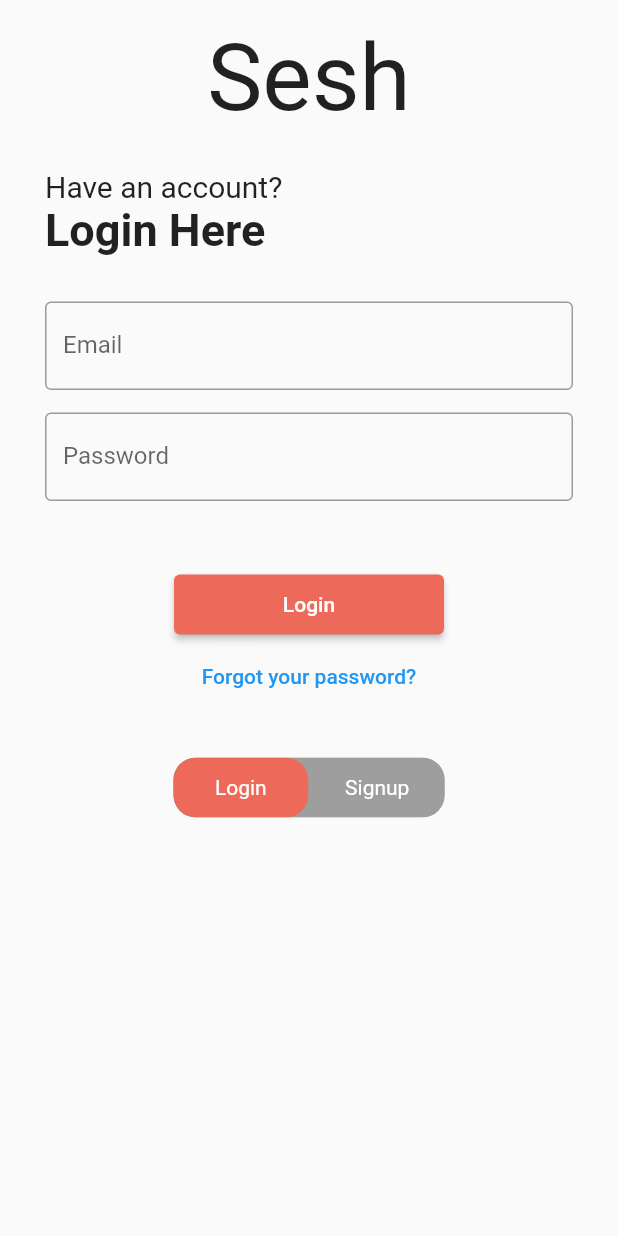
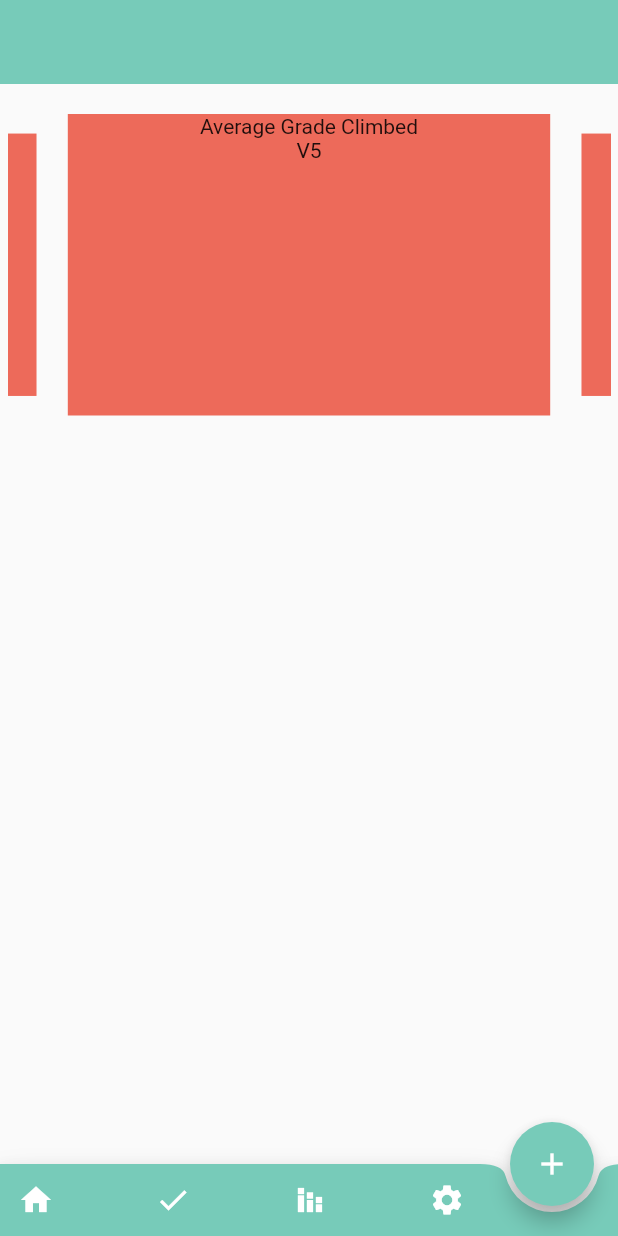
Before and after one commit to fwhite95/Sesh, a Flutter app: the screen it shows after launch, on a phone screen of 412 x 824 dp. Run offline on Flutter 3.47's test engine with Material 2 defaults, Android fonts, the light colour scheme and no system bars; drawn by our look-alikes of carousel_slider, toggle_switch; our stand-ins replace bloc, cloud_firestore, equatable, firebase_core, flutter_bloc; accounts and stored records are empty.

Commit message:
added nav bar and stat_carousel

```diff
--- a/lib/src/app.dart
+++ b/lib/src/app.dart
@@ -2,6 +2,8 @@ import 'package:climbing_sessions/src/screens/authentication/auth_screen.dart';
 import 'package:climbing_sessions/src/screens/splash_screen.dart';
 import 'package:flutter/material.dart';
 import 'package:flutter_bloc/flutter_bloc.dart';
+
+import 'screens/home/home_screen.dart';
 
 class MyApp extends StatelessWidget {
   const MyApp({
@@ -40,6 +42,6 @@ class BlocNavigate extends StatelessWidget {
 
   @override
   Widget build(BuildContext context) {
-    return AuthScreen();
+    return HomeScreen();
   }
 }
--- a/lib/src/screens/home/home_screen.dart
+++ b/lib/src/screens/home/home_screen.dart
@@ -0,0 +1,37 @@
+import 'package:carousel_slider/carousel_slider.dart';
+import 'package:climbing_sessions/src/util/colors.dart';
+import 'package:climbing_sessions/src/widgets/sesh_bottom_nav_bar.dart';
+import 'package:climbing_sessions/src/widgets/stat_carousel.dart';
+import 'package:flutter/material.dart';
+
+class HomeScreen extends StatefulWidget {
+  const HomeScreen({Key? key}) : super(key: key);
+
+  @override
+  State<HomeScreen> createState() => _HomeScreenState();
+}
+
+class _HomeScreenState extends State<HomeScreen> {
+  @override
+  Widget build(BuildContext context) {
+    return Scaffold(
+      appBar: AppBar(
+        elevation: 0,
+        backgroundColor: AppColors.green,
+      ),
+      floatingActionButton: FloatingActionButton(
+        onPressed: () {},
+        child: Icon(Icons.add),
+        backgroundColor: AppColors.green,
+      ),
+      floatingActionButtonLocation: FloatingActionButtonLocation.endDocked,
+      bottomNavigationBar: SeshBottomNavBar(),
+      body: Container(
+        padding: EdgeInsets.all(5),
+        child: Column(children: [
+          StatCarousel(),
+        ]),
+      ),
+    );
+  }
+}
--- /dev/null
+++ b/lib/src/widgets/sesh_bottom_nav_bar.dart
@@ -0,0 +1,51 @@
+import 'package:climbing_sessions/src/util/colors.dart';
+import 'package:flutter/material.dart';
+
+class SeshBottomNavBar extends StatelessWidget {
+  const SeshBottomNavBar({Key? key}) : super(key: key);
+
+  @override
+  Widget build(BuildContext context) {
+    return BottomAppBar(
+      color: AppColors.green,
+      shape: CircularNotchedRectangle(),
+      child: Row(
+        mainAxisSize: MainAxisSize.max,
+        mainAxisAlignment: MainAxisAlignment.spaceBetween,
+        children: [
+          IconButton(
+            icon: Icon(
+              Icons.home,
+              color: Colors.white,
+            ),
+            onPressed: () {},
+          ),
+          IconButton(
+            icon: Icon(
+              Icons.check,
+              color: Colors.white,
+            ),
+            onPressed: () {},
+          ),
+          IconButton(
+            icon: Icon(
+              Icons.stacked_bar_chart,
+              color: Colors.white,
+            ),
+            onPressed: () {},
+          ),
+          Padding(
+            padding: EdgeInsets.only(right: 90),
+            child: IconButton(
+              icon: Icon(
+                Icons.settings,
+                color: Colors.white,
+              ),
+              onPressed: () {},
+            ),
+          )
+        ],
+      ),
+    );
+  }
+}
--- /dev/null
+++ b/lib/src/widgets/stat_carousel.dart
@@ -0,0 +1,43 @@
+import 'package:carousel_slider/carousel_slider.dart';
+import 'package:climbing_sessions/src/util/colors.dart';
+import 'package:flutter/material.dart';
+
+class StatCarousel extends StatelessWidget {
+  @override
+  Widget build(BuildContext context) {
+    return Container(
+      padding: EdgeInsets.only(top: 15),
+      child: CarouselSlider(
+          options: CarouselOptions(
+            aspectRatio: 2.0,
+            enlargeCenterPage: true,
+          ),
+          items: [
+            Container(
+              color: AppColors.orange,
+              child: Center(
+                child: Column(
+                  children: [Text('Average Grade Climbed'), Text('V5')],
+                ),
+              ),
+            ),
+            Container(
+              color: AppColors.orange,
+              child: Center(
+                child: Column(
+                  children: [Text('Average Grade Climbed'), Text('V5')],
+                ),
+              ),
+            ),
+            Container(
+              color: AppColors.orange,
+              child: Center(
+                child: Column(
+                  children: [Text('Average Grade Climbed'), Text('V5')],
+                ),
+              ),
+            ),
+          ]),
+    );
+  }
+}
--- a/pubspec.yaml
+++ b/pubspec.yaml
@@ -24,6 +24,8 @@ dependencies:
   bloc: ^8.0.3
   flutter_bloc: ^8.0.1
   flow_builder: ^0.0.4
+  carousel_slider: ^4.1.1
+  fl_chart: ^0.55.2
 
 dev_dependencies:
   flutter_test:
```
Also changed, not shown: pubspec.lock.
